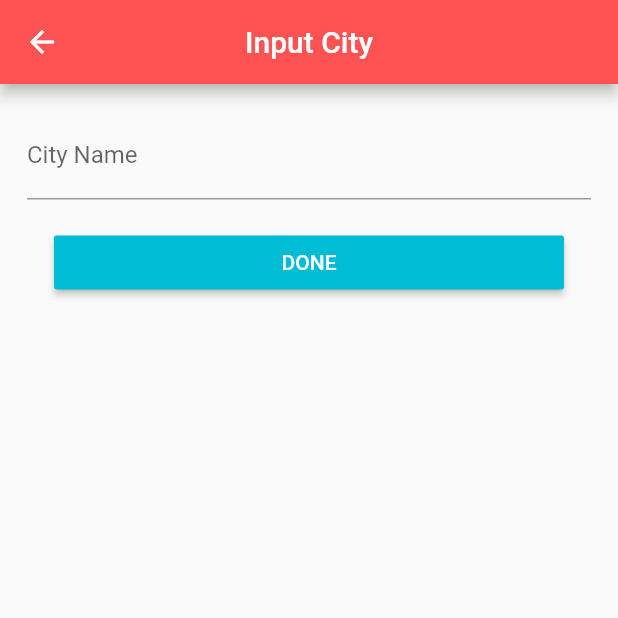
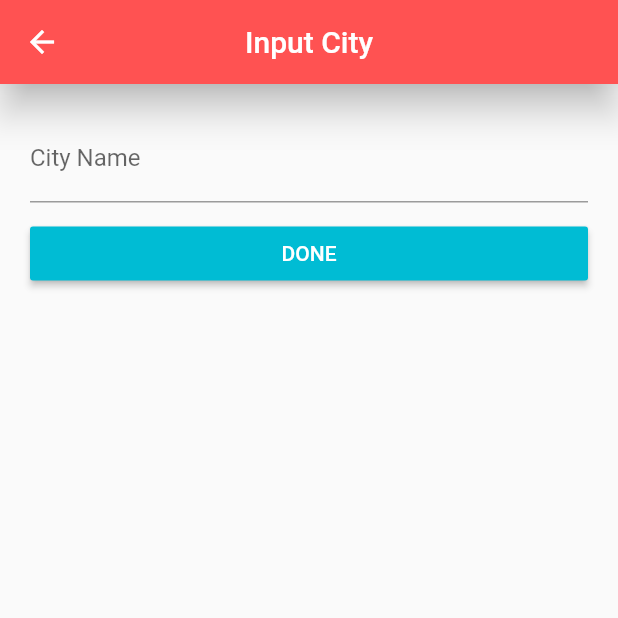
Before and after one commit to mortuzahossain/weather, a Flutter app: the screen it shows after launch, after a tap on the "menu" icon, on a phone screen of 412 x 824 dp, the top half of it. Run offline on Flutter 3.47's test engine with Material 2 defaults, Android fonts, the phone set to English and light mode, and no system bars.

Commit message:
Change the UI.

```diff
--- a/lib/ui/home.dart
+++ b/lib/ui/home.dart
@@ -108,7 +108,8 @@ class _HomeState extends State<Home> {
 
           Container(
             alignment: Alignment.center,
-            child: icon==null?Text("Please Hit Refress !!",style: cityStyle(),):Image.network("http://openweathermap.org/img/w/$icon.png",scale: 0.3,),
+            child: icon==null?Text("Please Hit Refress !!",style: cityStyle(),):
+            Image.network("http://openweathermap.org/img/w/$icon.png",scale: 0.5,),
           ),
 
 
@@ -119,19 +120,19 @@ class _HomeState extends State<Home> {
           ),
 
           new Container(
-            margin: EdgeInsets.fromLTRB(10, 0, 0, 90),
+            margin: EdgeInsets.fromLTRB(10, 0, 0, 70),
             alignment: Alignment.bottomLeft,
             child: Text(maxtemp != null?"Max: $maxtemp°C":"",style: otherTextStyle(),),
           ),
 
           new Container(
-            margin: EdgeInsets.fromLTRB(10, 0, 0, 65),
+            margin: EdgeInsets.fromLTRB(10, 0, 0, 50),
             alignment: Alignment.bottomLeft,
             child: Text(maxtemp != null?"Min : $mintemp°C":"",style: otherTextStyle(),),
           ),
 
           new Container(
-            margin: EdgeInsets.fromLTRB(10, 0, 0, 37),
+            margin: EdgeInsets.fromLTRB(10, 0, 0, 30),
             alignment: Alignment.bottomLeft,
             child: Text(maxtemp != null?"Presure: $pressure":"",style: otherTextStyle(),),
           ),
@@ -181,9 +182,7 @@ TextStyle tempTextStyle(){
 
 TextStyle otherTextStyle(){
   return TextStyle(
-      color: Colors.white,
-      fontStyle: FontStyle.normal,
-      fontWeight: FontWeight.w400,
-      fontSize: 30.0
+      color: Colors.white70,
+      fontSize: 23.0
   );
 }
--- a/lib/ui/select_city.dart
+++ b/lib/ui/select_city.dart
@@ -8,11 +8,13 @@ class ChangeCity extends StatelessWidget {
         title: Text("Input City"),
         backgroundColor: Colors.redAccent,
         centerTitle: true,
+        elevation: 10.0,
       ),
 
-      body: Padding(
-        padding: const EdgeInsets.all(18.0),
-        child: new ListView(
+      body: Stack(
+          children: <Widget>[
+            ListView(
+              padding: EdgeInsets.all(20.0),
               children: <Widget>[
                 new TextField(
                   controller: inputCityController,
@@ -22,9 +24,9 @@ class ChangeCity extends StatelessWidget {
                   ),
                 ),
 
-            Padding(
-              padding: const EdgeInsets.all(18.0),
-              child: RaisedButton(
+                Padding(padding: EdgeInsets.all(5.0)),
+
+                RaisedButton(
                   onPressed: (){
                     print(inputCityController.text);
                     Navigator.of(context).pop({
@@ -34,9 +36,11 @@ class ChangeCity extends StatelessWidget {
                   child: Text("DONE",style: TextStyle(color: Colors.white),),
                   color: Colors.cyan,
                 ),
+              ],
             )
+
+
           ],
-        ),
         ),
 
     );
```
Lines whose indentation alone changed are shown as unchanged.
